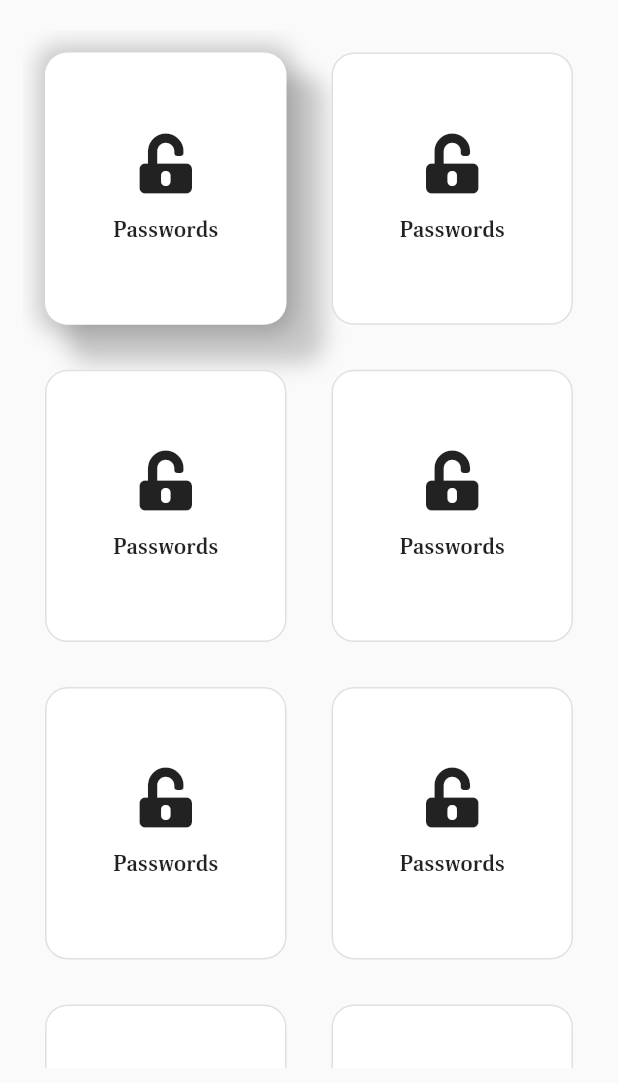
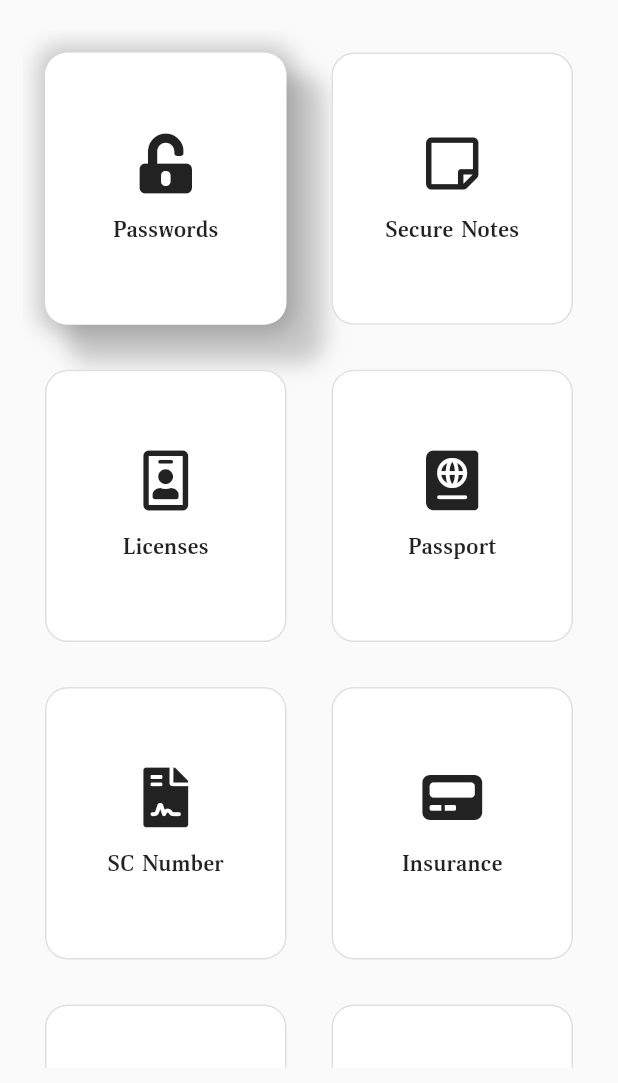
Before and after one commit to Crdzbird/last_pass, a Flutter app: the RegisterPasswordScreen screen opened by its route, on a phone screen of 412 x 824 dp, the part 153-1236 px from its top. Run offline on Flutter 3.47's test engine with Material 2 defaults, Android fonts, the phone set to English and light mode, and no system bars; our stand-ins replace font_awesome_flutter; project files that could hold a hidden picture were left out.

Commit message:
Added animation

```diff
--- a/lib/main.dart
+++ b/lib/main.dart
@@ -15,7 +15,7 @@ class MyApp extends StatelessWidget {
       ],
       child: MaterialApp(
         title: 'LastPass',
-        initialRoute: 'registerPassword',
+        initialRoute: 'splash',
         debugShowCheckedModeBanner: false,
         onGenerateRoute: generateRoutes,
       ),
--- a/lib/src/pages/dashboard.dart
+++ b/lib/src/pages/dashboard.dart
@@ -37,6 +37,7 @@ class DashboardScreen extends StatelessWidget {
                 title: 'ADD',
                 width: screen.width * 0.3,
                 backgroundColor: Color.fromRGBO(0, 0, 0, 1.0),
+                tap: () => Navigator.pushNamed(context, 'registerPassword'),
               ),
             ),
           ],
--- a/lib/src/pages/registerPassword.dart
+++ b/lib/src/pages/registerPassword.dart
@@ -10,6 +10,16 @@ class RegisterPasswordScreen extends StatefulWidget {
 
 class _RegisterPasswordScreenState extends State<RegisterPasswordScreen> {
   int _selectedMainPage = 0;
+  final List _temporaryList = [
+    {'icon': FontAwesomeIcons.unlockAlt, 'title': 'Passwords'},
+    {'icon': FontAwesomeIcons.stickyNote, 'title': 'Secure Notes'},
+    {'icon': FontAwesomeIcons.idBadge, 'title': 'Licenses'},
+    {'icon': FontAwesomeIcons.passport, 'title': 'Passport'},
+    {'icon': FontAwesomeIcons.fileContract, 'title': 'SC Number'},
+    {'icon': FontAwesomeIcons.pager, 'title': 'Insurance'},
+    {'icon': FontAwesomeIcons.keycdn, 'title': 'SSH Key'},
+    {'icon': FontAwesomeIcons.wifi, 'title': 'Wifi Pass'},
+  ];
 
   @override
   Widget build(BuildContext context) {
@@ -19,7 +29,9 @@ class _RegisterPasswordScreenState extends State<RegisterPasswordScreen> {
         backgroundColor: Color.fromRGBO(255, 255, 255, 0.1),
         elevation: 0.0,
         leading: GestureDetector(
-          onTap: () {},
+          onTap: () {
+            Navigator.pop(context);
+          },
           child: Center(
             child: Text(
               'BACK',
@@ -60,8 +72,8 @@ class _RegisterPasswordScreenState extends State<RegisterPasswordScreen> {
                 itemBuilder: (context, index) {
                   return CredentialTypeRegistration(
                       active: _selectedMainPage == index,
-                      title: 'Passwords',
-                      icon: FontAwesomeIcons.unlockAlt,
+                      title: _temporaryList[index]['title'],
+                      icon: _temporaryList[index]['icon'],
                       onTap: () {
                         setState(() {
                           _selectedMainPage = index;
--- a/lib/src/widgets/credential_type_registration.dart
+++ b/lib/src/widgets/credential_type_registration.dart
@@ -13,7 +13,9 @@ class CredentialTypeRegistration extends StatelessWidget {
   Widget build(BuildContext context) {
     return GestureDetector(
       onTap: onTap,
-      child: Container(
+      child: AnimatedContainer(
+        duration: Duration(milliseconds: 300),
+        curve: Curves.easeInQuad,
         margin: EdgeInsets.symmetric(vertical: 15, horizontal: 15),
         decoration: BoxDecoration(
           borderRadius: BorderRadius.circular(15.0),
```
